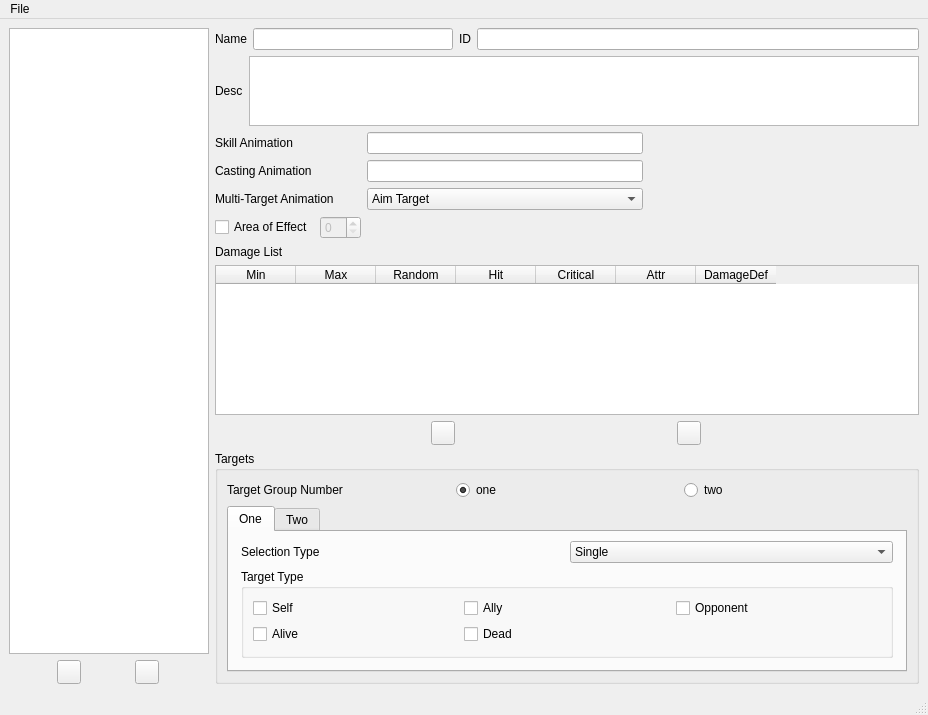
Qt form tools/RogaSkillEditor/RogaSkillEditor.ui (wasedaigo/samancing-roga) before a commit.
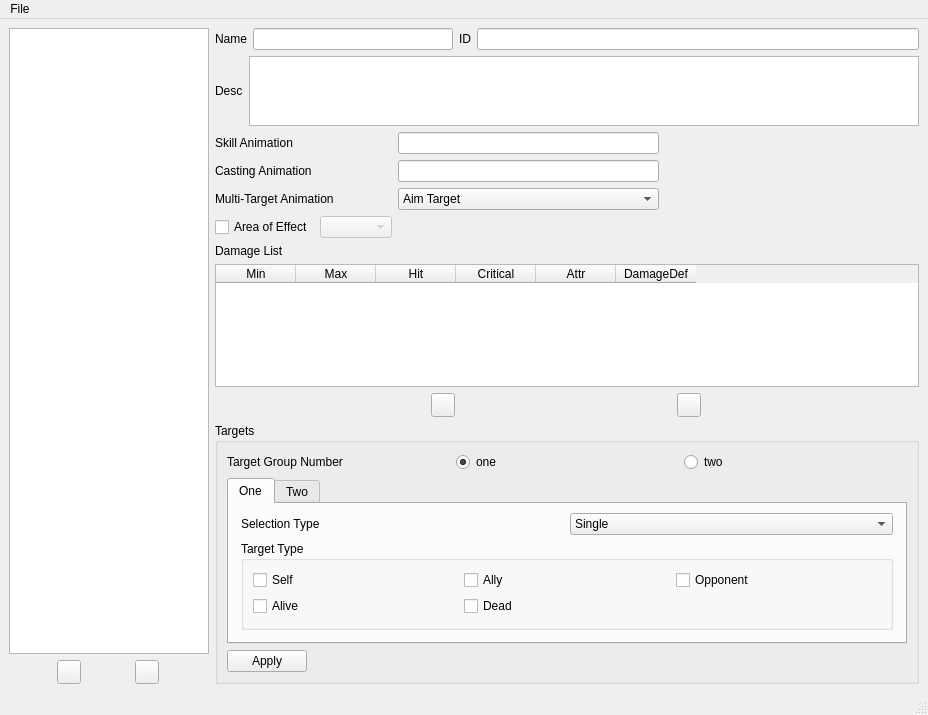
The same form after that commit. Icons and pictures are not drawn.

Commit message: dialog pops up before closing. AOE combobox added

Diff of the .ui file:
```diff
--- a/tools/RogaSkillEditor/RogaSkillEditor.ui
+++ b/tools/RogaSkillEditor/RogaSkillEditor.ui
@@ -212,7 +212,7 @@
            </widget>
           </item>
           <item>
-           <widget class="QSpinBox" name="AOESpinBox">
+           <widget class="QComboBox" name="AOEComboBox">
             <property name="enabled">
              <bool>false</bool>
             </property>
@@ -247,11 +247,6 @@
           <string>Max</string>
          </property>
         </column>
-        <column>
-         <property name="text">
-          <string>Random</string>
-         </property>
-        </column>
         <column>
          <property name="text">
           <string>Hit</string>
@@ -579,6 +574,23 @@
            </widget>
           </widget>
          </item>
+         <item>
+          <widget class="QPushButton" name="applyButton">
+           <property name="maximumSize">
+            <size>
+             <width>80</width>
+             <height>16777215</height>
+            </size>
+           </property>
+           <property name="text">
+            <string>Apply</string>
+           </property>
+           <property name="icon">
+            <iconset resource="../Shared/ui.qrc">
+             <normaloff>:/resource/play.png</normaloff>:/resource/play.png</iconset>
+           </property>
+          </widget>
+         </item>
         </layout>
        </widget>
       </item>
```
Left out of the diff: 6 changed lines with no effect on the pictures. The commit also changes 3 other files.
